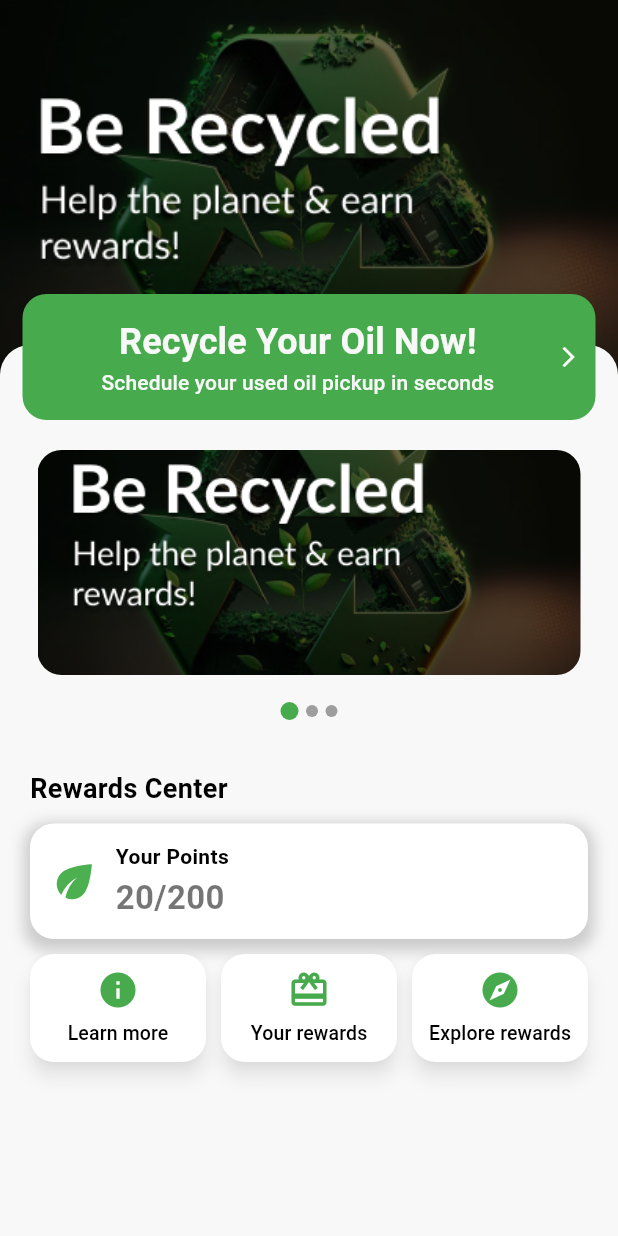
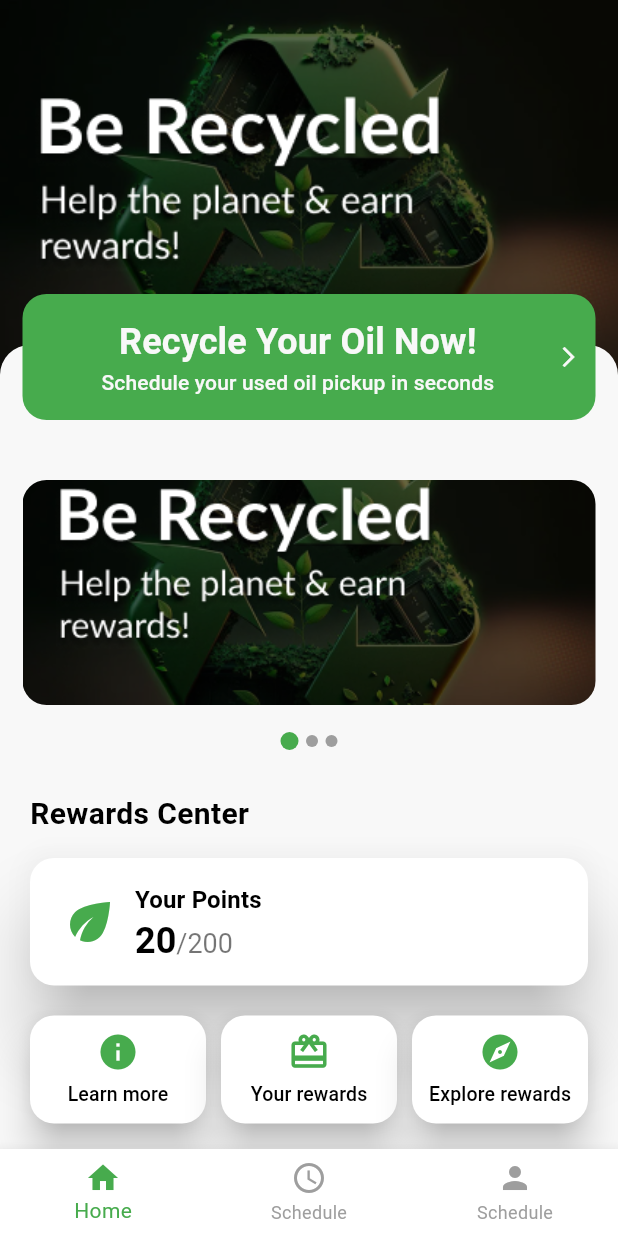
Before and after one commit to S3dwi/Green-Oil, a Flutter app: the screen it shows after launch, on a phone screen of 412 x 824 dp. Run offline on Flutter 3.47's test engine with Material 3 defaults, Android fonts, the phone set to English and light mode, and no system bars; drawn by our look-alikes of carousel_slider.

Commit message:
HomeScreen and navbar
Complete the home screen and navbar

```diff
--- /dev/null
+++ b/green_oil/lib/home_screen/clickable_cards.dart
@@ -0,0 +1,50 @@
+import 'package:flutter/material.dart';
+
+class ClickableCards extends StatelessWidget {
+  const ClickableCards({
+    super.key,
+    required this.onPressed,
+    required this.icon,
+    required this.label,
+  });
+
+  final IconData icon;
+  final String label;
+  final void Function() onPressed;
+
+  @override
+  Widget build(BuildContext context) {
+    return Expanded(
+      child: TextButton(
+        onPressed: onPressed,
+        style: TextButton.styleFrom(
+          padding:
+              const EdgeInsets.symmetric(vertical: 10), // Reduced vertical size
+          backgroundColor: Colors.white, // Same button color
+          shape: RoundedRectangleBorder(
+            borderRadius: BorderRadius.circular(16), // Rounded edges
+          ),
+          shadowColor: Colors.black, // Shadow color
+          elevation: 10, // Shadow elevation
+        ),
+        child: Column(
+          children: [
+            Icon(
+              icon,
+              color: Theme.of(context).primaryColor,
+              size: 28, // Same larger icon size
+            ),
+            const SizedBox(height: 5),
+            Text(
+              label,
+              style: const TextStyle(
+                fontSize: 13, // Slightly increased font size
+                color: Colors.black,
+              ),
+            ),
+          ],
+        ),
+      ),
+    );
+  }
+}
--- a/green_oil/lib/home_screen/home_screen.dart
+++ b/green_oil/lib/home_screen/home_screen.dart
@@ -1,5 +1,7 @@
 import 'package:flutter/material.dart';
+import 'package:green_oil/home_screen/clickable_cards.dart';
 import 'package:green_oil/home_screen/image_carousel.dart';
+import 'package:green_oil/home_screen/point_button.dart';
 import 'package:green_oil/home_screen/recycle_button.dart';
 
 class HomeScreen extends StatelessWidget {
@@ -48,127 +50,78 @@ class HomeScreen extends StatelessWidget {
                 ],
               ),
             ),
+
+            const SizedBox(
+              height: 40,
+            ),
+
             // Image Carousel
             const Padding(
-              padding: EdgeInsets.fromLTRB(25, 20, 25, 15), // Same padding
+              padding: EdgeInsets.symmetric(horizontal: 15), // Same padding
               child: ImageCarousel(),
             ),
+
             const SizedBox(
-              height: 10,
+              height: 20,
             ),
+
             // Rewards Center Title aligned to the left and closer to "Your Points" button
-            Padding(
-              padding: const EdgeInsets.symmetric(horizontal: 20),
-              child: const Align(
+            const Padding(
+              padding: EdgeInsets.symmetric(horizontal: 20),
+              child: Align(
                 alignment: Alignment.centerLeft,
                 child: Text(
                   'Rewards Center',
                   style: TextStyle(
-                    fontSize: 18, // Same as before
+                    fontSize: 20, // Same as before
                     fontWeight: FontWeight.bold,
                     color: Colors.black,
                   ),
                 ),
               ),
             ),
+
+            // Reduced space between title and "Your Points"
             const SizedBox(
-                height: 10), // Reduced space between title and "Your Points"
+              height: 15,
+            ),
 
             // "Your Points" button with full width and contents aligned to the left
-            Container(
-              margin: const EdgeInsets.symmetric(horizontal: 20),
-              padding: const EdgeInsets.all(12),
-              width: double.infinity, // Full width of the screen
-              decoration: BoxDecoration(
-                color: Colors.white,
-                borderRadius: BorderRadius.circular(16),
-                boxShadow: [
-                  BoxShadow(
-                    color: Colors.grey
-                        .withOpacity(0.5), // Increased shadow opacity
-                    spreadRadius: 4, // Increased spread radius
-                    blurRadius: 8, // Increased blur radius
-                    offset: const Offset(0, 4), // Adjusted shadow position
-                  ),
-                ],
-              ),
-              child: Row(
-                crossAxisAlignment: CrossAxisAlignment.center,
-                children: [
-                  const Icon(
-                    Icons.eco, // Leaf icon
-                    color: Colors.green,
-                    size: 35, // Increased icon size
-                  ),
-                  const SizedBox(
-                      width: 10), // Spacing between the icon and the text
-                  Column(
-                    crossAxisAlignment:
-                        CrossAxisAlignment.start, // Aligns text to the left
-                    children: const [
-                      Text(
-                        'Your Points',
-                        style: TextStyle(
-                          fontSize: 14, // Slightly larger for emphasis
-                          fontWeight: FontWeight.bold, // Bold black text
-                          color: Colors.black,
-                        ),
-                      ),
-                      SizedBox(
-                          height: 2), // Reduced space between text and points
-                      Text(
-                        '20/200', // Example points
-                        style: TextStyle(
-                          fontSize: 22, // Larger points text
-                          fontWeight: FontWeight.bold,
-                          color: Colors.black54,
-                        ),
-                      ),
-                    ],
-                  ),
-                ],
-              ),
+            const Padding(
+              padding: EdgeInsets.symmetric(horizontal: 20),
+              child: PointButton(),
             ),
+
+            // // Reduced space between "Your Points" and the buttons
             const SizedBox(
-                height:
-                    10), // Reduced space between "Your Points" and the buttons
+              height: 20,
+            ),
 
-            // Three buttons taking up full width
+            // // Three buttons taking up full width
             Padding(
               padding: const EdgeInsets.symmetric(horizontal: 20.0),
               child: Row(
                 children: [
-                  Expanded(
-                    child: _buildRewardButton(
-                      context,
-                      'Learn more',
-                      Icons.info,
-                      () {
-                        // Add functionality here
-                      },
-                    ),
+                  ClickableCards(
+                    onPressed: () {},
+                    icon: Icons.info,
+                    label: 'Learn more',
                   ),
+
                   const SizedBox(width: 10), // Spacing between buttons
-                  Expanded(
-                    child: _buildRewardButton(
-                      context,
-                      'Your rewards',
-                      Icons.card_giftcard,
-                      () {
-                        // Add functionality here
-                      },
-                    ),
+
+                  ClickableCards(
+                    onPressed: () {},
+                    icon: Icons.card_giftcard,
+                    label: 'Your rewards',
                   ),
+
                   const SizedBox(width: 10), // Spacing between buttons
-                  Expanded(
-                    child: _buildRewardButton(
-                      context,
-                      'Explore rewards',
-                      Icons.explore,
-                      () {
-                        // Add functionality here
-                      },
-                    ),
+
+                  ClickableCards(
+                    onPressed: () {},
+                    icon: Icons.explore,
+                    label: 'Explore rewards',
                   ),
                 ],
               ),
@@ -178,39 +131,4 @@ class HomeScreen extends StatelessWidget {
       ),
     );
   }
-
-  // Function to build each rectangular reward button with bigger icons but smaller vertical size
-  Widget _buildRewardButton(BuildContext context, String label, IconData icon,
-      VoidCallback onPressed) {
-    return ElevatedButton(
-      style: ElevatedButton.styleFrom(
-        padding:
-            const EdgeInsets.symmetric(vertical: 10), // Reduced vertical size
-        backgroundColor: Colors.white, // Same button color
-        shape: RoundedRectangleBorder(
-          borderRadius: BorderRadius.circular(16), // Rounded edges
-        ),
-        shadowColor: Colors.grey.withOpacity(0.3), // Shadow color
-        elevation: 5, // Shadow elevation
-      ),
-      onPressed: onPressed,
-      child: Column(
-        children: [
-          Icon(
-            icon,
-            color: Theme.of(context).primaryColor,
-            size: 28, // Same larger icon size
-          ),
-          const SizedBox(height: 5),
-          Text(
-            label,
-            style: const TextStyle(
-              fontSize: 13, // Slightly increased font size
-              color: Colors.black,
-            ),
-          ),
-        ],
-      ),
-    );
-  }
 }
--- /dev/null
+++ b/green_oil/lib/home_screen/point_button.dart
@@ -0,0 +1,95 @@
+import 'package:flutter/material.dart';
+
+class PointButton extends StatefulWidget {
+  const PointButton({super.key});
+
+  @override
+  State<PointButton> createState() {
+    return _PointButtonState();
+  }
+}
+
+class _PointButtonState extends State<PointButton> {
+  @override
+  Widget build(BuildContext context) {
+    return TextButton(
+      onPressed: () {},
+      style: TextButton.styleFrom(
+        backgroundColor: Colors.white,
+        elevation: 20,
+        shadowColor: Colors.black,
+        shape: RoundedRectangleBorder(
+          borderRadius: BorderRadius.circular(16),
+        ),
+        padding: const EdgeInsets.fromLTRB(20, 16, 187, 16),
+      ),
+      child: Row(
+        crossAxisAlignment: CrossAxisAlignment.center,
+        children: [
+          Icon(
+            Icons.eco, // Leaf icon
+            color: Theme.of(context).primaryColor,
+            size: 40, // Increased icon size
+          ),
+          const SizedBox(width: 10), // Spacing between the icon and the text
+          Column(
+            crossAxisAlignment:
+                CrossAxisAlignment.start, // Aligns text to the left
+            children: [
+              const Text(
+                'Your Points',
+                style: TextStyle(
+                  fontSize: 16, // Slightly larger for emphasis
+                  fontWeight: FontWeight.bold, // Bold black text
+                  color: Colors.black,
+                ),
+              ),
+              const SizedBox(
+                  height: 2), // Reduced space between text and points
+              RichText(
+                text: const TextSpan(
+                  children: [
+                    TextSpan(
+                      text: '20',
+                      style: TextStyle(
+                        fontSize: 24.0,
+                        fontWeight: FontWeight.bold,
+                        color: Colors.black,
+                      ),
+                    ),
+                    TextSpan(
+                      text: '/200',
+                      style: TextStyle(
+                        fontSize: 18.0,
+                        color: Colors.black54,
+                      ),
+                    ),
+                  ],
+                ),
+              ),
+            ],
+          ),
+        ],
+      ),
+    );
+  }
+}
+
+//     Container(
+//       margin: const EdgeInsets.symmetric(horizontal: 20),
+//       padding: const EdgeInsets.all(12),
+//       width: double.infinity, // Full width of the screen
+//       decoration: BoxDecoration(
+//         color: Colors.white,
+//         borderRadius: BorderRadius.circular(16),
+//         boxShadow: [
+//           BoxShadow(
+//             color: Colors.grey.withOpacity(0.5), // Increased shadow opacity
+//             spreadRadius: 4, // Increased spread radius
+//             blurRadius: 8, // Increased blur radius
+//             offset: const Offset(0, 4), // Adjusted shadow position
+//           ),
+//         ],
+//       ),
+
+//     );
--- a/green_oil/lib/main.dart
+++ b/green_oil/lib/main.dart
@@ -1,6 +1,7 @@
 import 'package:flutter/material.dart';
 import 'package:flutter/services.dart';
 import 'package:green_oil/home_screen/home_screen.dart';
+import 'package:green_oil/tabs.dart';
 
 final theme = ThemeData(
   useMaterial3: true,
@@ -27,7 +28,7 @@ class App extends StatelessWidget {
     return MaterialApp(
       theme: theme,
       themeMode: ThemeMode.system,
-      home: const HomeScreen(),
+      home: const Tabs(),
     );
   }
 }
--- /dev/null
+++ b/green_oil/lib/profile_screen/profile_screen.dart
@@ -0,0 +1,27 @@
+import 'package:flutter/material.dart';
+
+class ProfileScreen extends StatelessWidget {
+  const ProfileScreen({super.key});
+
+  @override
+  Widget build(BuildContext context) {
+    return Scaffold(
+      backgroundColor: Theme.of(context).scaffoldBackgroundColor,
+      body: const SingleChildScrollView(
+        child: Center(
+          child: Column(
+            children: [
+              SizedBox(
+                height: 200,
+              ),
+              Text(
+                "Profile",
+                style: TextStyle(fontSize: 30),
+              ),
+            ],
+          ),
+        ),
+      ),
+    );
+  }
+}
--- /dev/null
+++ b/green_oil/lib/schedule_screen/schedule_screen.dart
@@ -0,0 +1,27 @@
+import 'package:flutter/material.dart';
+
+class ScheduleScreen extends StatelessWidget {
+  const ScheduleScreen({super.key});
+
+  @override
+  Widget build(BuildContext context) {
+    return Scaffold(
+      backgroundColor: Theme.of(context).scaffoldBackgroundColor,
+      body: const SingleChildScrollView(
+        child: Center(
+          child: Column(
+            children: [
+              SizedBox(
+                height: 200,
+              ),
+              Text(
+                "schedule",
+                style: TextStyle(fontSize: 30),
+              ),
+            ],
+          ),
+        ),
+      ),
+    );
+  }
+}
--- /dev/null
+++ b/green_oil/lib/tabs.dart
@@ -0,0 +1,65 @@
+import 'package:flutter/material.dart';
+import 'package:green_oil/home_screen/home_screen.dart';
+import 'package:green_oil/profile_screen/profile_screen.dart';
+import 'package:green_oil/schedule_screen/schedule_screen.dart';
+
+class Tabs extends StatefulWidget {
+  const Tabs({super.key});
+  @override
+  State<Tabs> createState() {
+    return _TabsState();
+  }
+}
+
+class _TabsState extends State<Tabs> {
+  int _selectedPageIndex = 0;
+
+  void _selectPage(int index) {
+    setState(() {
+      _selectedPageIndex = index;
+    });
+  }
+
+  @override
+  Widget build(BuildContext context) {
+    Widget activePage = const HomeScreen();
+
+    if (_selectedPageIndex == 1) {
+      activePage = const ScheduleScreen();
+    } else if (_selectedPageIndex == 2) {
+      activePage = const ProfileScreen();
+    }
+
+    return Scaffold(
+      body: activePage,
+      bottomNavigationBar: BottomNavigationBar(
+        onTap: _selectPage,
+        currentIndex: _selectedPageIndex,
+        selectedItemColor: Theme.of(context).primaryColor,
+        unselectedItemColor: Colors.grey,
+        type: BottomNavigationBarType.fixed,
+        backgroundColor: Colors.white,
+        items: const [
+          BottomNavigationBarItem(
+            icon: Icon(
+              Icons.home,
+            ),
+            label: 'Home',
+          ),
+          BottomNavigationBarItem(
+            icon: Icon(
+              Icons.schedule,
+            ),
+            label: 'Schedule',
+          ),
+          BottomNavigationBarItem(
+            icon: Icon(
+              Icons.person,
+            ),
+            label: 'Schedule',
+          ),
+        ],
+      ),
+    );
+  }
+}
```
